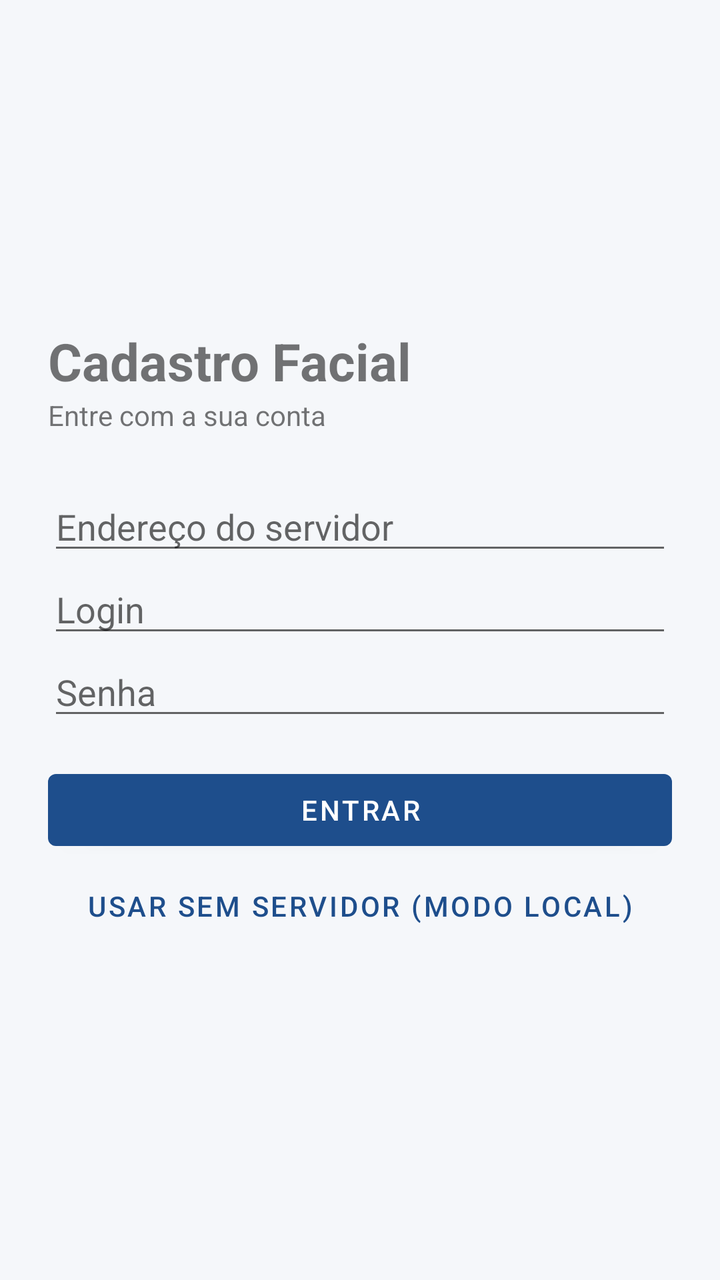
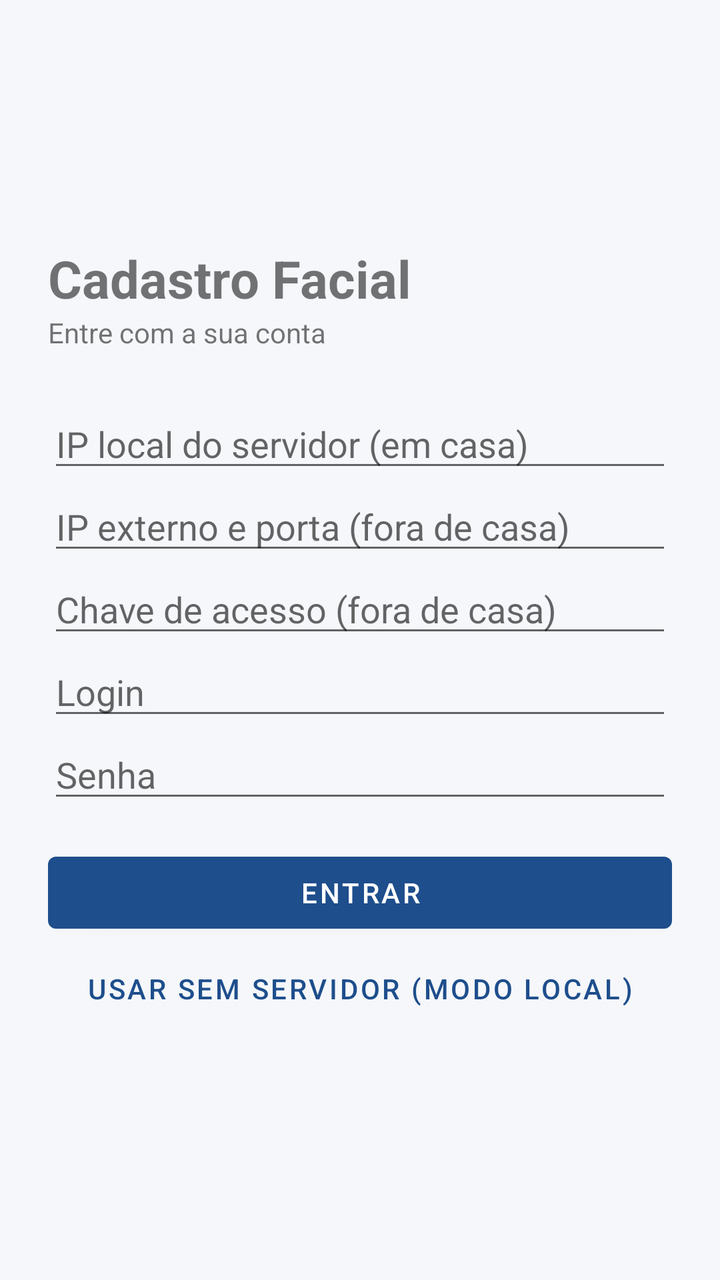

Before-and-after screenshots of an Android layout around one commit, followed by the original layout XML and the change that was made.
<!-- AndroidManifest.xml: application theme Theme.FacialApp -->
<!-- res/layout/activity_login.xml -->
<?xml version="1.0" encoding="utf-8"?>
<ScrollView xmlns:android="http://schemas.android.com/apk/res/android"
    android:layout_width="match_parent"
    android:layout_height="match_parent"
    android:fillViewport="true">

    <LinearLayout
        android:layout_width="match_parent"
        android:layout_height="wrap_content"
        android:gravity="center_vertical"
        android:orientation="vertical"
        android:padding="24dp">

        <TextView
            android:layout_width="match_parent"
            android:layout_height="wrap_content"
            android:text="Cadastro Facial"
            android:textSize="26sp"
            android:textStyle="bold" />

        <TextView
            android:layout_width="match_parent"
            android:layout_height="wrap_content"
            android:layout_marginBottom="24dp"
            android:text="Entre com a sua conta" />

        <EditText
            android:id="@+id/editServidor"
            android:layout_width="match_parent"
            android:layout_height="wrap_content"
            android:hint="Endereço do servidor"
            android:inputType="textUri" />

        <EditText
            android:id="@+id/editLogin"
            android:layout_width="match_parent"
            android:layout_height="wrap_content"
            android:hint="Login"
            android:inputType="textNoSuggestions" />

        <EditText
            android:id="@+id/editSenha"
            android:layout_width="match_parent"
            android:layout_height="wrap_content"
            android:hint="Senha"
            android:inputType="textPassword" />

        <TextView
            android:id="@+id/textErro"
            android:layout_width="match_parent"
            android:layout_height="wrap_content"
            android:layout_marginTop="12dp"
            android:textColor="#B00020"
            android:visibility="gone" />

        <Button
            android:id="@+id/btnEntrar"
            android:layout_width="match_parent"
            android:layout_height="wrap_content"
            android:layout_marginTop="16dp"
            android:text="Entrar" />

        <Button
            android:id="@+id/btnLocal"
            style="?android:attr/buttonBarButtonStyle"
            android:layout_width="match_parent"
            android:layout_height="wrap_content"
            android:text="Usar sem servidor (modo local)" />

        <ProgressBar
            android:id="@+id/progress"
            android:layout_width="wrap_content"
            android:layout_height="wrap_content"
            android:layout_gravity="center_horizontal"
            android:layout_marginTop="16dp"
            android:visibility="gone" />
    </LinearLayout>
</ScrollView>
<!-- resources referenced by this layout -->
<resources>
  <style name="Theme.FacialApp" parent="Theme.MaterialComponents.Light.NoActionBar">
          <item name="colorPrimary">@color/primary</item>
          <item name="colorPrimaryDark">@color/primary_dark</item>
          <item name="colorAccent">@color/accent</item>
          <item name="android:windowBackground">@color/background</item>
      </style>
  <color name="primary">#1E4E8C</color>
  <color name="primary_dark">#12315A</color>
  <color name="accent">#F2994A</color>
  <color name="background">#F5F7FA</color>
</resources>

<!-- the commit's change to res/layout/activity_login.xml (unified diff, before → after) -->
@@ -28,8 +28,22 @@
             android:id="@+id/editServidor"
             android:layout_width="match_parent"
             android:layout_height="wrap_content"
-            android:hint="Endereço do servidor"
+            android:hint="IP local do servidor (em casa)"
             android:inputType="textUri" />
+
+        <EditText
+            android:id="@+id/editExterno"
+            android:layout_width="match_parent"
+            android:layout_height="wrap_content"
+            android:hint="IP externo e porta (fora de casa)"
+            android:inputType="textUri" />
+
+        <EditText
+            android:id="@+id/editChave"
+            android:layout_width="match_parent"
+            android:layout_height="wrap_content"
+            android:hint="Chave de acesso (fora de casa)"
+            android:inputType="textNoSuggestions" />
 
         <EditText
             android:id="@+id/editLogin"
